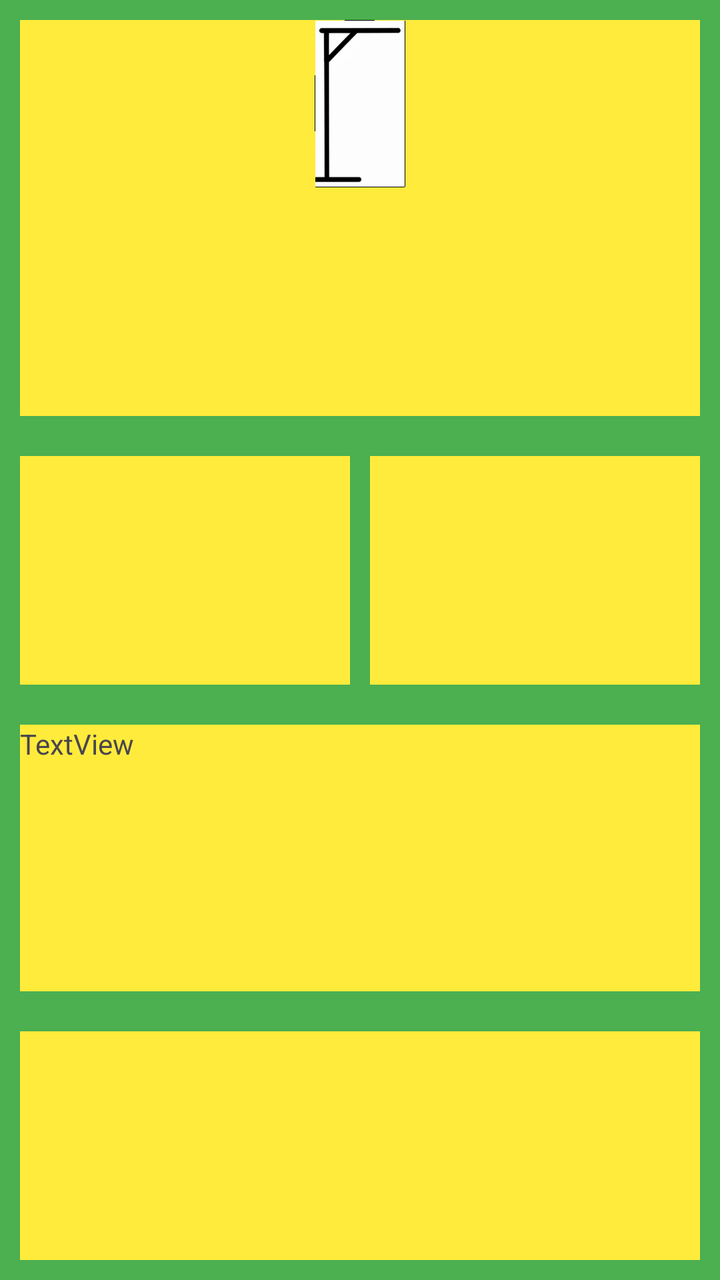
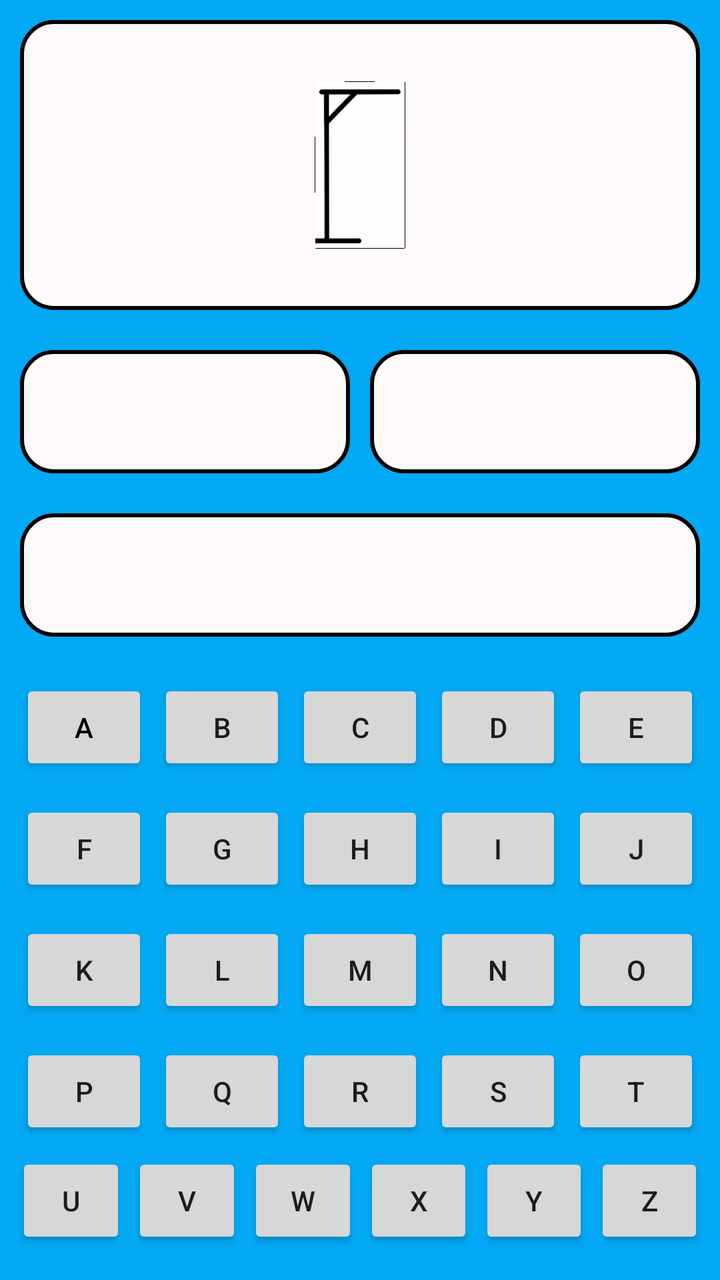

Before-and-after screenshots of an Android layout around one commit, followed by the original layout XML and the change that was made.
<!-- AndroidManifest.xml: application theme Theme.JogoForca -->
<!-- res/layout/activity_tela_jogo.xml -->
<?xml version="1.0" encoding="utf-8"?>
<LinearLayout xmlns:android="http://schemas.android.com/apk/res/android"
    xmlns:app="http://schemas.android.com/apk/res-auto"
    xmlns:tools="http://schemas.android.com/tools"
    android:id="@+id/main"
    android:layout_width="match_parent"
    android:layout_height="match_parent"
    android:background="#4CAF50"
    android:orientation="vertical"
    tools:context=".TelaJogo">

    <LinearLayout
        android:layout_width="match_parent"
        android:layout_height="wrap_content"
        android:layout_margin="10dp"
        android:layout_weight="0.25"
        android:background="#FFEB3B"
        android:orientation="vertical">

        <ImageView
            android:id="@+id/imageView"
            android:layout_width="match_parent"
            android:layout_height="wrap_content"
            app:srcCompat="@drawable/forca_0_9" />
    </LinearLayout>

    <LinearLayout
        android:layout_width="match_parent"
        android:layout_height="wrap_content"
        android:layout_margin="10dp"
        android:layout_weight="0.25"
        android:background="#4CAF50"
        android:orientation="horizontal">

        <LinearLayout
            android:layout_width="match_parent"
            android:layout_height="match_parent"
            android:layout_marginRight="5dp"
            android:layout_weight="0.5"
            android:background="#FFEB3B"
            android:orientation="vertical"></LinearLayout>

        <LinearLayout
            android:layout_width="match_parent"
            android:layout_height="match_parent"
            android:layout_marginLeft="5dp"
            android:layout_weight="0.5"
            android:background="#FFEB3B"
            android:orientation="vertical"></LinearLayout>
    </LinearLayout>

    <LinearLayout
        android:layout_width="match_parent"
        android:layout_height="wrap_content"
        android:layout_margin="10dp"
        android:layout_weight="0.25"
        android:background="#FFEB3B"
        android:orientation="vertical">

        <TextView
            android:id="@+id/textView3"
            android:layout_width="match_parent"
            android:layout_height="wrap_content"
            android:text="TextView" />
    </LinearLayout>

    <LinearLayout
        android:layout_width="match_parent"
        android:layout_height="wrap_content"
        android:layout_margin="10dp"
        android:layout_weight="0.25"
        android:background="#FFEB3B"
        android:orientation="vertical"></LinearLayout>
</LinearLayout>
<!-- resources referenced by this layout -->
<resources>
  <!-- drawable forca_0_9: png bitmap (drawable-hdpi, 4245 bytes) -->
  <style name="Theme.JogoForca" parent="Base.Theme.JogoForca" />
  <style name="Base.Theme.JogoForca" parent="Theme.Material3.DayNight.NoActionBar">
          
          
      </style>
</resources>

<!-- the commit's change to res/layout/activity_tela_jogo.xml (unified diff, before → after) -->
@@ -5,7 +5,7 @@
     android:id="@+id/main"
     android:layout_width="match_parent"
     android:layout_height="match_parent"
-    android:background="#4CAF50"
+    android:background="#03A9F4"
     android:orientation="vertical"
     tools:context=".TelaJogo">
 
@@ -14,7 +14,8 @@
         android:layout_height="wrap_content"
         android:layout_margin="10dp"
         android:layout_weight="0.25"
-        android:background="#FFEB3B"
+        android:background="@drawable/borda"
+        android:gravity="center"
         android:orientation="vertical">
 
         <ImageView
@@ -29,7 +30,7 @@
         android:layout_height="wrap_content"
         android:layout_margin="10dp"
         android:layout_weight="0.25"
-        android:background="#4CAF50"
+        android:background="#03A9F4"
         android:orientation="horizontal">
 
         <LinearLayout
@@ -37,7 +38,7 @@
             android:layout_height="match_parent"
             android:layout_marginRight="5dp"
             android:layout_weight="0.5"
-            android:background="#FFEB3B"
+            android:background="@drawable/borda"
             android:orientation="vertical"></LinearLayout>
 
         <LinearLayout
@@ -45,7 +46,7 @@
             android:layout_height="match_parent"
             android:layout_marginLeft="5dp"
             android:layout_weight="0.5"
-            android:background="#FFEB3B"
+            android:background="@drawable/borda"
             android:orientation="vertical"></LinearLayout>
     </LinearLayout>
 
@@ -54,21 +55,281 @@
         android:layout_height="wrap_content"
         android:layout_margin="10dp"
         android:layout_weight="0.25"
-        android:background="#FFEB3B"
+        android:background="@drawable/borda"
+        android:gravity="center"
         android:orientation="vertical">
 
         <TextView
             android:id="@+id/textView3"
             android:layout_width="match_parent"
             android:layout_height="wrap_content"
-            android:text="TextView" />
+            android:gravity="center"
+            android:text="ARTHSHSRFTH"
+            android:textColor="#050505"
+            android:textSize="24sp"
+            android:visibility="gone"
+            tools:visibility="visible" />
     </LinearLayout>
 
     <LinearLayout
         android:layout_width="match_parent"
         android:layout_height="wrap_content"
-        android:layout_margin="10dp"
+        android:layout_margin="5dp"
         android:layout_weight="0.25"
-        android:background="#FFEB3B"
-        android:orientation="vertical"></LinearLayout>
+        android:background="#03A9F4"
+        android:orientation="vertical">
+
+        <LinearLayout
+            android:layout_width="match_parent"
+            android:layout_height="wrap_content"
+            android:layout_weight="0.25"
+            android:gravity="center"
+            android:orientation="horizontal">
+
+            <Button
+                android:id="@+id/btn1"
+                android:layout_width="wrap_content"
+                android:layout_height="wrap_content"
+                android:layout_marginLeft="5dp"
+                android:layout_weight="1"
+                android:text="a"
+                android:textColor="#040303" />
+
+            <Button
+                android:id="@+id/btn2"
+                android:layout_width="wrap_content"
+                android:layout_height="wrap_content"
+                android:layout_marginLeft="5dp"
+                android:layout_weight="1"
+                android:text="b" />
+
+            <Button
+                android:id="@+id/btn3"
+                android:layout_width="wrap_content"
+                android:layout_height="wrap_content"
+                android:layout_marginLeft="5dp"
+                android:layout_weight="1"
+                android:text="c" />
+
+            <Button
+                android:id="@+id/btn4"
+                android:layout_width="wrap_content"
+                android:layout_height="wrap_content"
+                android:layout_marginLeft="5dp"
+                android:layout_weight="1"
+                android:text="d" />
+
+            <Button
+                android:id="@+id/btn5"
+                android:layout_width="wrap_content"
+                android:layout_height="wrap_content"
+                android:layout_marginLeft="5dp"
+                android:layout_marginRight="5dp"
+                android:layout_weight="1"
+                android:text="e" />
+        </LinearLayout>
+
+        <LinearLayout
+            android:layout_width="match_parent"
+            android:layout_height="wrap_content"
+            android:layout_weight="0.25"
+            android:gravity="center"
+            android:orientation="horizontal">
+
+            <Button
+                android:id="@+id/btn6"
+                android:layout_width="wrap_content"
+                android:layout_height="wrap_content"
+                android:layout_marginLeft="5dp"
+                android:layout_weight="1"
+                android:text="f" />
+
+            <Button
+                android:id="@+id/btn7"
+                android:layout_width="wrap_content"
+                android:layout_height="wrap_content"
+                android:layout_marginLeft="5dp"
+                android:layout_weight="1"
+                android:text="g" />
+
+            <Button
+                android:id="@+id/btn8"
+                android:layout_width="wrap_content"
+                android:layout_height="wrap_content"
+                android:layout_marginLeft="5dp"
+                android:layout_weight="1"
+                android:text="h" />
+
+            <Button
+                android:id="@+id/btn9"
+                android:layout_width="wrap_content"
+                android:layout_height="wrap_content"
+                android:layout_marginLeft="5dp"
+                android:layout_weight="1"
+                android:text="i" />
+
+            <Button
+                android:id="@+id/btn10"
+                android:layout_width="wrap_content"
+                android:layout_height="wrap_content"
+                android:layout_marginLeft="5dp"
+                android:layout_marginRight="5dp"
+                android:layout_weight="1"
+                android:text="j" />
+        </LinearLayout>
+
+        <LinearLayout
+            android:layout_width="match_parent"
+            android:layout_height="wrap_content"
+            android:layout_weight="0.25"
+            android:gravity="center"
+            android:orientation="horizontal">
+
+            <Button
+                android:id="@+id/btn11"
+                android:layout_width="wrap_content"
+                android:layout_height="wrap_content"
+                android:layout_marginLeft="5dp"
+                android:layout_weight="1"
+                android:text="k" />
+
+            <Button
+                android:id="@+id/btn12"
+                android:layout_width="wrap_content"
+                android:layout_height="wrap_content"
+                android:layout_marginLeft="5dp"
+                android:layout_weight="1"
+                android:text="l" />
+
+            <Button
+                android:id="@+id/btn13"
+                android:layout_width="wrap_content"
+                android:layout_height="wrap_content"
+                android:layout_marginLeft="5dp"
+                android:layout_weight="1"
+                android:text="m" />
+
+            <Button
+                android:id="@+id/btn14"
+                android:layout_width="wrap_content"
+                android:layout_height="wrap_content"
+                android:layout_marginLeft="5dp"
+                android:layout_weight="1"
+                android:text="n" />
+
+            <Button
+                android:id="@+id/btn15"
+                android:layout_width="wrap_content"
+                android:layout_height="wrap_content"
+                android:layout_marginLeft="5dp"
+                android:layout_marginRight="5dp"
+                android:layout_weight="1"
+                android:text="o" />
+        </LinearLayout>
+
+        <LinearLayout
+            android:layout_width="match_parent"
+            android:layout_height="wrap_content"
+            android:layout_weight="0.25"
+            android:gravity="center"
+            android:orientation="horizontal">
+
+            <Button
+                android:id="@+id/btn16"
+                android:layout_width="wrap_content"
+                android:layout_height="wrap_content"
+                android:layout_marginLeft="5dp"
+                android:layout_weight="1"
+                android:text="p" />
+
+            <Button
+                android:id="@+id/btn17"
+                android:layout_width="wrap_content"
+                android:layout_height="wrap_content"
+                android:layout_marginLeft="5dp"
+                android:layout_weight="1"
+                android:text="q" />
+
+            <Button
+                android:id="@+id/btn18"
+                android:layout_width="wrap_content"
+                android:layout_height="wrap_content"
+                android:layout_marginLeft="5dp"
+                android:layout_weight="1"
+                android:text="r" />
+
+            <Button
+                android:id="@+id/btn19"
+                android:layout_width="wrap_content"
+                android:layout_height="wrap_content"
+                android:layout_marginLeft="5dp"
+                android:layout_weight="1"
+                android:text="s" />
+
+            <Button
+                android:id="@+id/btn20"
+                android:layout_width="wrap_content"
+                android:layout_height="wrap_content"
+                android:layout_marginLeft="5dp"
+                android:layout_marginRight="5dp"
+                android:layout_weight="1"
+                android:text="t" />
+        </LinearLayout>
+
+        <LinearLayout
+            android:layout_width="match_parent"
+            android:layout_height="wrap_content"
+            android:layout_weight="0.20"
+            android:orientation="horizontal">
+
+            <Button
+                android:id="@+id/btn21"
+                android:layout_width="wrap_content"
+                android:layout_height="wrap_content"
+                android:layout_marginLeft="3dp"
+                android:layout_weight="1"
+                android:text="u" />
+
+            <Button
+                android:id="@+id/btn22"
+                android:layout_width="wrap_content"
+                android:layout_height="wrap_content"
+                android:layout_marginLeft="3dp"
+                android:layout_weight="1"
+                android:text="v" />
+
+            <Button
+                android:id="@+id/btn23"
+                android:layout_width="wrap_content"
+                android:layout_height="wrap_content"
+                android:layout_marginLeft="3dp"
+                android:layout_weight="1"
+                android:text="w" />
+
+            <Button
+                android:id="@+id/btn24"
+                android:layout_width="wrap_content"
+                android:layout_height="wrap_content"
+                android:layout_marginLeft="3dp"
+                android:layout_weight="1"
+                android:text="x" />
+
+            <Button
+                android:id="@+id/btn25"
+                android:layout_width="wrap_content"
+                android:layout_height="wrap_content"
+                android:layout_marginLeft="3dp"
+                android:layout_weight="1"
+                android:text="y" />
+
+            <Button
+                android:id="@+id/btn26"
+                android:layout_width="wrap_content"
+                android:layout_height="wrap_content"
+                android:layout_marginLeft="3dp"
+                android:layout_marginRight="3dp"
+                android:layout_weight="1"
+                android:text="z" />
+        </LinearLayout>
+    </LinearLayout>
 </LinearLayout>
<!-- resource entries referenced after the edit -->
@@ -1,5 +1,17 @@
 <!-- resources referenced by this layout -->
 <resources>
+  <!-- drawable borda (drawable) -->
+  <?xml version="1.0" encoding="utf-8"?>
+  <shape xmlns:android="http://schemas.android.com/apk/res/android">
+      
+  <solid android:color="#fffafa"/>
+      
+  <corners android:radius="16dp"/>
+      
+   <stroke
+     android:width="2dp"
+     android:color="#000000"/>
+      </shape>
   <!-- drawable forca_0_9: png bitmap (drawable-hdpi, 4245 bytes) -->
   <style name="Theme.JogoForca" parent="Base.Theme.JogoForca" />
   <style name="Base.Theme.JogoForca" parent="Theme.Material3.DayNight.NoActionBar">
